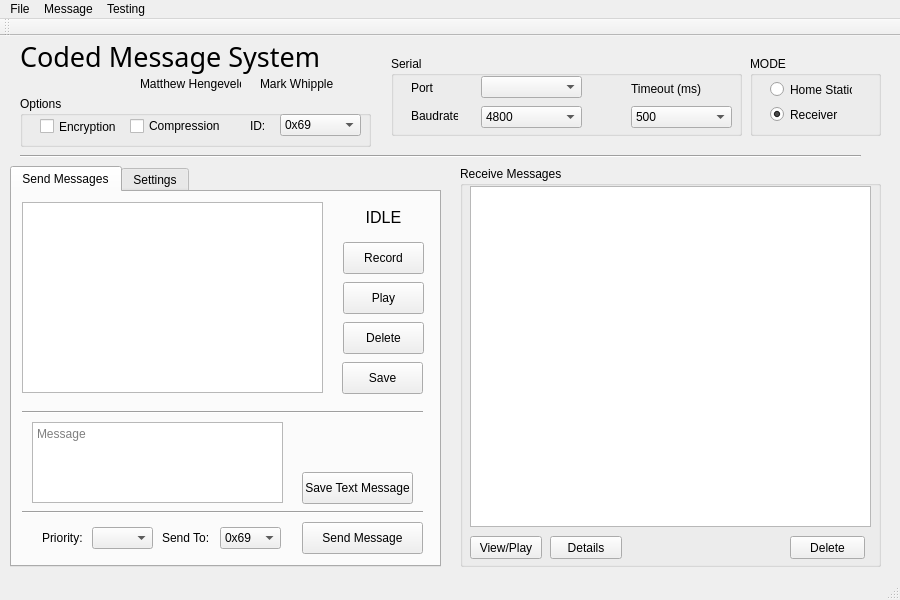
The window that CMS2/mainwindow.ui (Hengy/CMS) describes before a commit, drawn with Qt 5.
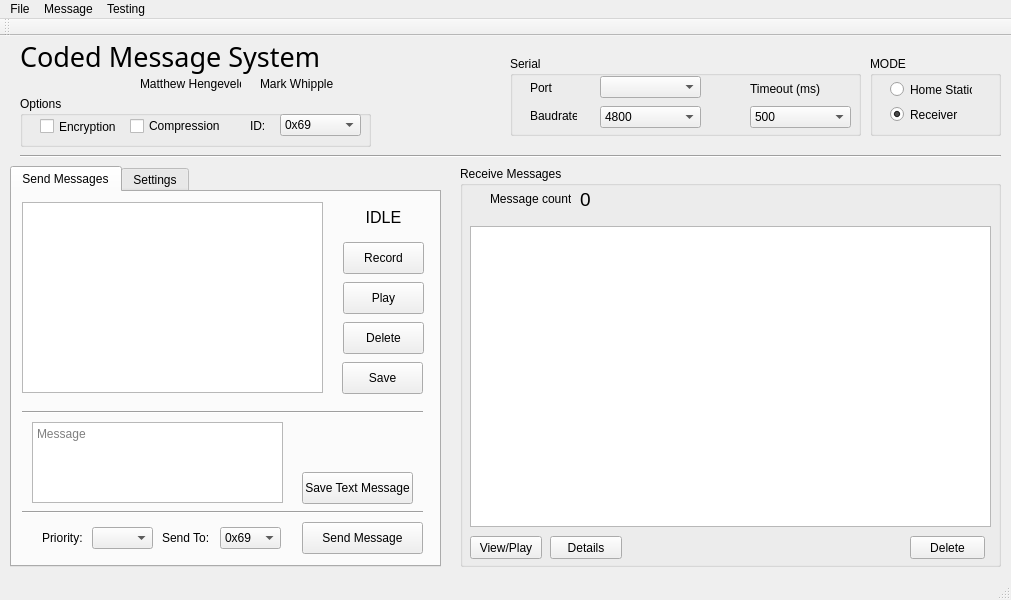
The same window after the commit.

Diff of the .ui file:
```diff
--- a/CMS2/mainwindow.ui
+++ b/CMS2/mainwindow.ui
@@ -6,7 +6,7 @@
    <rect>
     <x>0</x>
     <y>0</y>
-    <width>900</width>
+    <width>1011</width>
     <height>600</height>
    </rect>
   </property>
@@ -28,7 +28,7 @@
      <rect>
       <x>460</x>
       <y>130</y>
-      <width>421</width>
+      <width>541</width>
       <height>401</height>
      </rect>
     </property>
@@ -38,7 +38,7 @@
     <widget class="QPushButton" name="bttnRecDel">
      <property name="geometry">
       <rect>
-       <x>330</x>
+       <x>450</x>
        <y>370</y>
        <width>75</width>
        <height>23</height>
@@ -78,11 +78,42 @@
      <property name="geometry">
       <rect>
        <x>10</x>
+       <y>60</y>
+       <width>521</width>
+       <height>301</height>
+      </rect>
+     </property>
+    </widget>
+    <widget class="QLabel" name="label_15">
+     <property name="geometry">
+      <rect>
+       <x>30</x>
+       <y>25</y>
+       <width>81</width>
+       <height>16</height>
+      </rect>
+     </property>
+     <property name="text">
+      <string>Message count:</string>
+     </property>
+    </widget>
+    <widget class="QLabel" name="treeCount">
+     <property name="geometry">
+      <rect>
+       <x>120</x>
        <y>20</y>
-       <width>401</width>
-       <height>341</height>
+       <width>47</width>
+       <height>26</height>
       </rect>
      </property>
+     <property name="font">
+      <font>
+       <pointsize>14</pointsize>
+      </font>
+     </property>
+     <property name="text">
+      <string>0</string>
+     </property>
     </widget>
    </widget>
    <widget class="Line" name="line_2">
@@ -90,7 +121,7 @@
      <rect>
       <x>20</x>
       <y>110</y>
-      <width>841</width>
+      <width>981</width>
       <height>20</height>
      </rect>
     </property>
@@ -149,7 +180,7 @@
    <widget class="QGroupBox" name="modeGroup">
     <property name="geometry">
      <rect>
-      <x>750</x>
+      <x>870</x>
       <y>20</y>
       <width>131</width>
       <height>80</height>
@@ -632,7 +663,7 @@
    <widget class="QGroupBox" name="groupBox">
     <property name="geometry">
      <rect>
-      <x>391</x>
+      <x>510</x>
       <y>20</y>
       <width>351</width>
       <height>80</height>
@@ -859,7 +890,7 @@
     <rect>
      <x>0</x>
      <y>0</y>
-     <width>900</width>
+     <width>1011</width>
      <height>21</height>
     </rect>
    </property>
```
Left out of the diff: 18 changed lines with no effect on the pictures.
